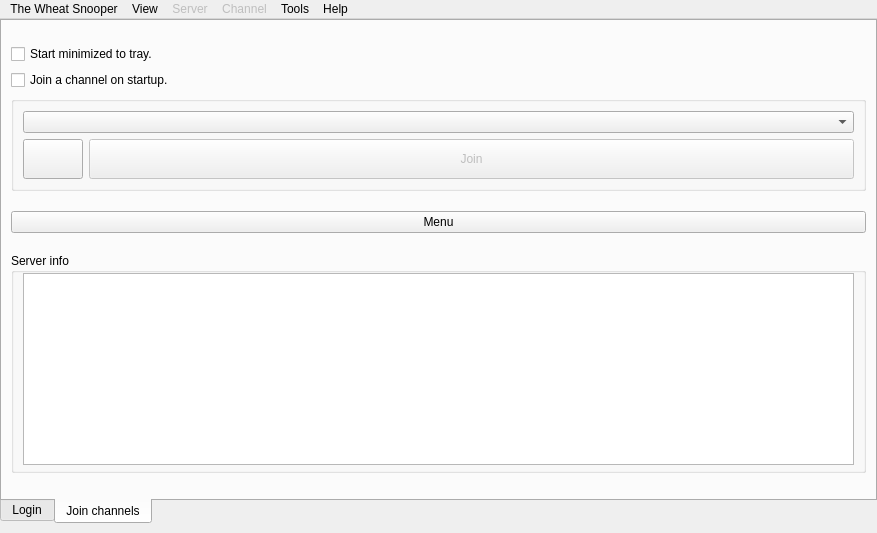
Qt form src/wormnet/mainwindow.ui (dbanet/tws) before a commit.
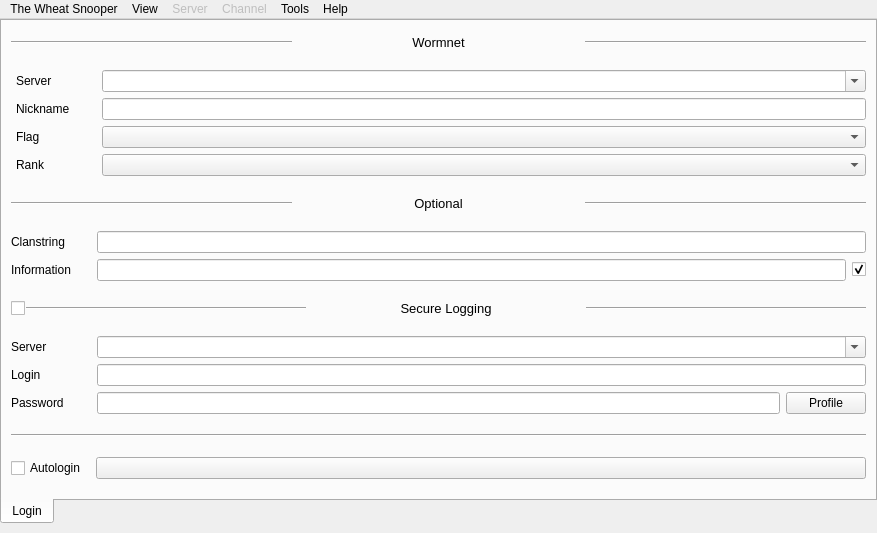
The same form after that commit.

Commit message: The second tab is now a separate class...

What changed in the file:
```diff
--- a/src/wormnet/mainwindow.ui
+++ b/src/wormnet/mainwindow.ui
@@ -55,7 +55,7 @@
            <enum>QTabWidget::South</enum>
           </property>
           <property name="currentIndex">
-           <number>1</number>
+           <number>0</number>
           </property>
           <widget class="QWidget" name="loginTab">
            <property name="sizePolicy">
@@ -496,201 +496,6 @@
             </item>
            </layout>
           </widget>
-          <widget class="QWidget" name="serverTab">
-           <property name="sizePolicy">
-            <sizepolicy hsizetype="Fixed" vsizetype="Preferred">
-             <horstretch>0</horstretch>
-             <verstretch>0</verstretch>
-            </sizepolicy>
-           </property>
-           <attribute name="title">
-            <string>Join channels</string>
-           </attribute>
-           <layout class="QVBoxLayout" name="verticalLayout_6">
-            <item>
-             <layout class="QVBoxLayout" name="verticalLayout_5">
-              <property name="sizeConstraint">
-               <enum>QLayout::SetMaximumSize</enum>
-              </property>
-              <item>
-               <layout class="QHBoxLayout" name="horizontalLayout_6">
-                <property name="sizeConstraint">
-                 <enum>QLayout::SetMaximumSize</enum>
-                </property>
-                <property name="topMargin">
-                 <number>0</number>
-                </property>
-                <property name="rightMargin">
-                 <number>0</number>
-                </property>
-                <item>
-                 <layout class="QVBoxLayout" name="verticalLayout_7">
-                  <property name="sizeConstraint">
-                   <enum>QLayout::SetMaximumSize</enum>
-                  </property>
-                  <property name="topMargin">
-                   <number>0</number>
-                  </property>
-                  <item>
-                   <widget class="QCheckBox" name="chbminimized">
-                    <property name="text">
-                     <string>Start minimized to tray.</string>
-                    </property>
-                   </widget>
-                  </item>
-                  <item>
-                   <widget class="QCheckBox" name="chbautojoin">
-                    <property name="text">
-                     <string>Join a channel on startup.</string>
-                    </property>
-                   </widget>
-                  </item>
-                 </layout>
-                </item>
-               </layout>
-              </item>
-              <item>
-               <widget class="QGroupBox" name="groupBox_2">
-                <property name="sizePolicy">
-                 <sizepolicy hsizetype="Preferred" vsizetype="Maximum">
-                  <horstretch>0</horstretch>
-                  <verstretch>0</verstretch>
-                 </sizepolicy>
-                </property>
-                <property name="minimumSize">
-                 <size>
-                  <width>0</width>
-                  <height>91</height>
-                 </size>
-                </property>
-                <property name="title">
-                 <string/>
-                </property>
-                <layout class="QGridLayout" name="gridLayout_4">
-                 <item row="0" column="0" colspan="2">
-                  <widget class="QComboBox" name="cbchannels">
-                   <property name="minimumSize">
-                    <size>
-                     <width>150</width>
-                     <height>0</height>
-                    </size>
-                   </property>
-                  </widget>
-                 </item>
-                 <item row="3" column="0">
-                  <widget class="QPushButton" name="pbrememberjoin">
-                   <property name="sizePolicy">
-                    <sizepolicy hsizetype="Minimum" vsizetype="MinimumExpanding">
-                     <horstretch>0</horstretch>
-                     <verstretch>0</verstretch>
-                    </sizepolicy>
-                   </property>
-                   <property name="minimumSize">
-                    <size>
-                     <width>60</width>
-                     <height>40</height>
-                    </size>
-                   </property>
-                   <property name="maximumSize">
-                    <size>
-                     <width>60</width>
-                     <height>40</height>
-                    </size>
-                   </property>
-                   <property name="text">
-                    <string/>
-                   </property>
-                  </widget>
-                 </item>
-                 <item row="3" column="1">
-                  <widget class="QPushButton" name="pbjoin">
-                   <property name="enabled">
-                    <bool>false</bool>
-                   </property>
-                   <property name="sizePolicy">
-                    <sizepolicy hsizetype="MinimumExpanding" vsizetype="MinimumExpanding">
-                     <horstretch>0</horstretch>
-                     <verstretch>0</verstretch>
-                    </sizepolicy>
-                   </property>
-                   <property name="minimumSize">
-                    <size>
-                     <width>0</width>
-                     <height>40</height>
-                    </size>
-                   </property>
-                   <property name="maximumSize">
-                    <size>
-                     <width>16777215</width>
-                     <height>40</height>
-                    </size>
-                   </property>
-                   <property name="text">
-                    <string>Join</string>
-                   </property>
-                  </widget>
-                 </item>
-                </layout>
-               </widget>
-              </item>
-             </layout>
-            </item>
-            <item>
-             <widget class="QPushButton" name="pbtraymenu">
-              <property name="text">
-               <string>Menu</string>
-              </property>
-             </widget>
-            </item>
-            <item>
-             <widget class="QGroupBox" name="groupBox">
-              <property name="sizePolicy">
-               <sizepolicy hsizetype="Preferred" vsizetype="Maximum">
-                <horstretch>0</horstretch>
-                <verstretch>0</verstretch>
-               </sizepolicy>
-              </property>
-              <property name="title">
-               <string>Server info</string>
-              </property>
-              <layout class="QVBoxLayout" name="verticalLayout_4">
-               <property name="topMargin">
-                <number>0</number>
-               </property>
-               <property name="bottomMargin">
-                <number>5</number>
-               </property>
-               <item>
-                <layout class="QVBoxLayout" name="verticalLayout_8">
-                 <property name="sizeConstraint">
-                  <enum>QLayout::SetDefaultConstraint</enum>
-                 </property>
-                 <item>
-                  <widget class="QPlainTextEdit" name="labeltraydescription">
-                   <property name="sizePolicy">
-                    <sizepolicy hsizetype="Expanding" vsizetype="Expanding">
-                     <horstretch>0</horstretch>
-                     <verstretch>0</verstretch>
-                    </sizepolicy>
-                   </property>
-                   <property name="maximumSize">
-                    <size>
-                     <width>16777215</width>
-                     <height>16777215</height>
-                    </size>
-                   </property>
-                   <property name="readOnly">
-                    <bool>true</bool>
-                   </property>
-                  </widget>
-                 </item>
-                </layout>
-               </item>
-              </layout>
-             </widget>
-            </item>
-           </layout>
-          </widget>
          </widget>
         </item>
        </layout>
```
The commit also changes 7 other files.
